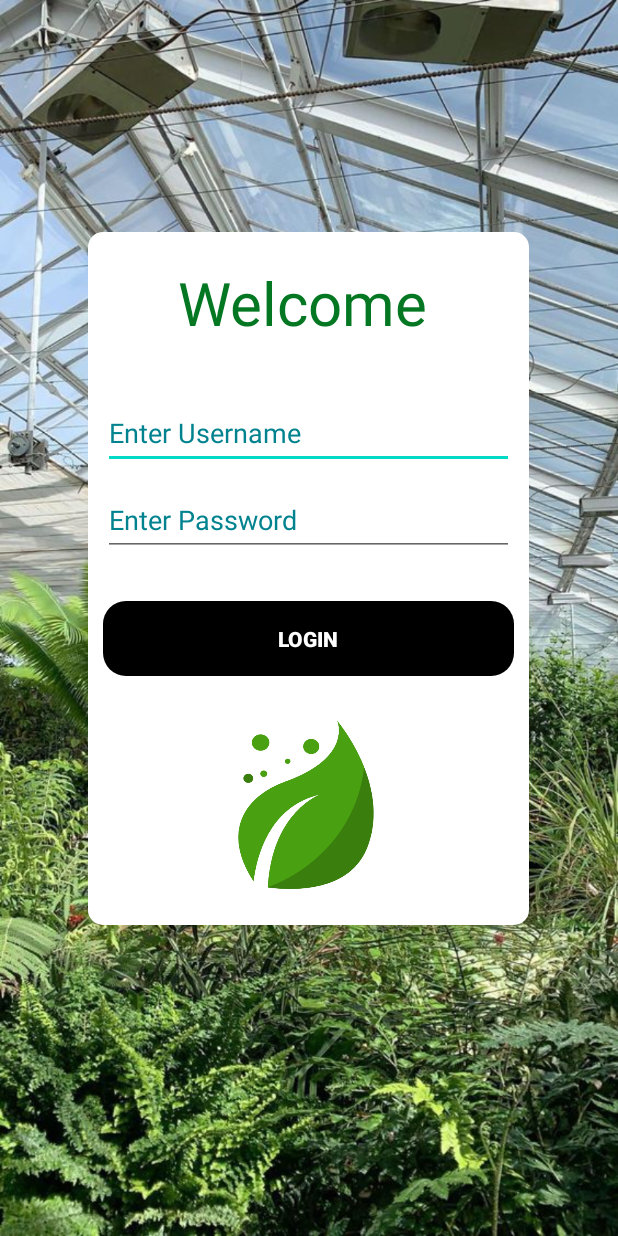
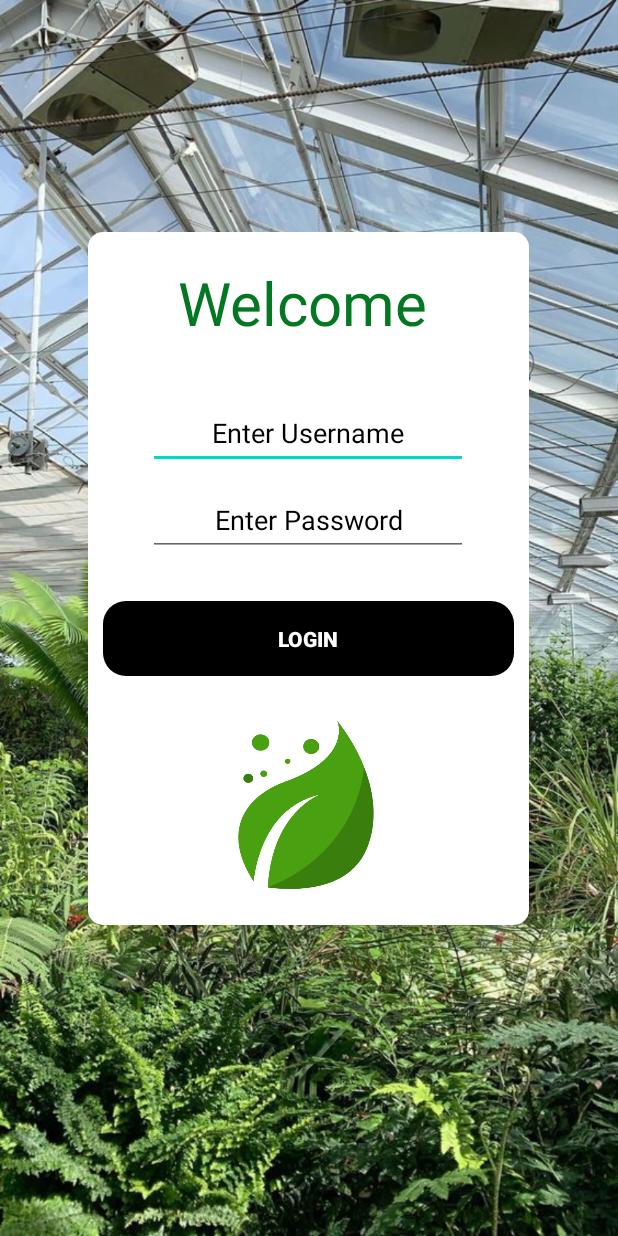
Before and after one commit to Shubhamdhakad432/-greenhouse_monitoring, an Android app: the screen it shows after launch (MainActivity), on a phone screen of 412 x 824 dp. Run offline under Robolectric (Android 15) with nearby library versions, the phone set to English and light mode, and no system bars.

Commit message:
Greenhouse Monitoring app

```diff
--- a/app/src/main/java/com/example/greenhousemonitoring/MainActivity.java
+++ b/app/src/main/java/com/example/greenhousemonitoring/MainActivity.java
@@ -13,7 +13,6 @@ import java.util.Objects;
 public class MainActivity extends AppCompatActivity {
 
     public static final String MSG = "com.example.greenhouse.msg";
-
     public void login_refresh(View view) {
         String tag = "Refresh", msg = "checking for refresh button running";
         Log.i(tag, msg);
@@ -25,7 +24,6 @@ public class MainActivity extends AppCompatActivity {
         startActivity(intent);
     }
 
-
     @Override
     protected void onCreate(Bundle savedInstanceState) {
         super.onCreate(savedInstanceState);
--- a/app/src/main/res/layout/activity_main.xml
+++ b/app/src/main/res/layout/activity_main.xml
@@ -42,34 +42,36 @@
 
             <EditText
                 android:id="@+id/login_username"
-                android:layout_width="match_parent"
+                android:layout_width="wrap_content"
                 android:layout_height="wrap_content"
-                android:layout_marginLeft="10dp"
+                android:layout_marginStart="40dp"
                 android:layout_marginTop="40dp"
-                android:layout_marginRight="10dp"
+                android:layout_marginEnd="10dp"
                 android:autofillHints="Username"
                 android:ems="10"
                 android:hint="@string/enter_username"
                 android:inputType="textPersonName"
                 android:minHeight="48dp"
-                android:textColor="#00838F"
-                android:textColorHint="#00838F"
+                android:textAlignment="center"
+                android:textColor="#000000"
+                android:textColorHint="#000000"
                 tools:ignore="MissingConstraints" />
 
             <EditText
                 android:id="@+id/login_password"
-                android:layout_width="match_parent"
+                android:layout_width="wrap_content"
                 android:layout_height="wrap_content"
-                android:layout_marginLeft="10dp"
+                android:layout_marginStart="40dp"
                 android:layout_marginTop="10dp"
-                android:layout_marginRight="10dp"
+                android:layout_marginEnd="10dp"
                 android:autofillHints="Username"
                 android:ems="10"
                 android:hint="@string/enter_password"
                 android:inputType="textPersonName"
                 android:minHeight="48dp"
-                android:textColor="#00838F"
-                android:textColorHint="#00838F"
+                android:textAlignment="center"
+                android:textColor="#000000"
+                android:textColorHint="#000000"
                 tools:ignore="TextFields" />
 
             <Button
@@ -91,6 +93,7 @@
                 android:layout_height="112dp"
                 android:layout_marginStart="85dp"
                 android:layout_marginTop="30dp"
+                android:onClick="login_refresh"
                 android:layout_marginEnd="10dp"
                 android:layout_marginBottom="20dp"
                 android:background="@drawable/leaf" />
```
